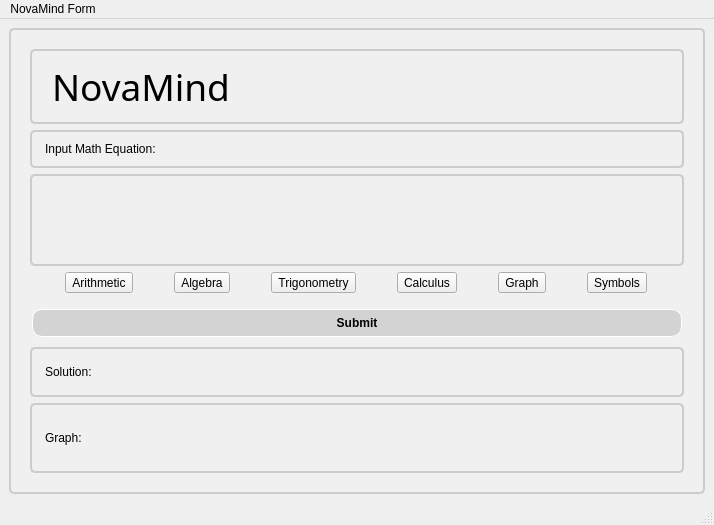
This is mainwindow.ui in Fungi360/NovaMind as Qt 5 draws it before an edit. The edited form follows.
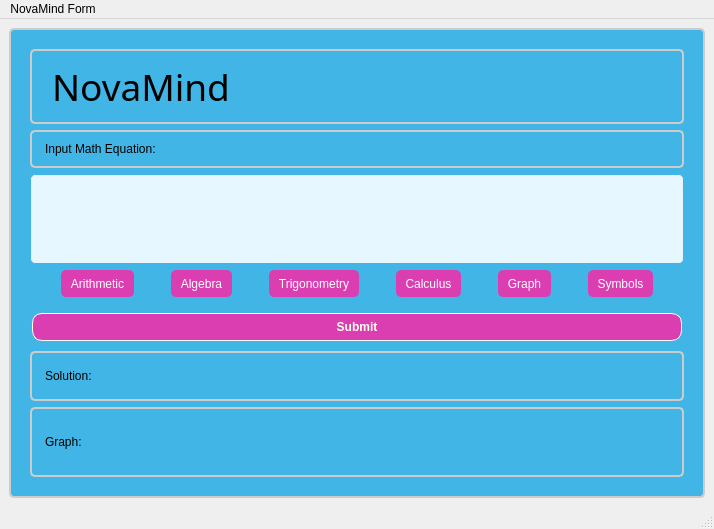
This is the edited form.

```diff
--- a/mainwindow.ui
+++ b/mainwindow.ui
@@ -28,25 +28,31 @@
      <widget class="QFrame" name="Frame">
       <property name="styleSheet">
        <string notr="true">QFrame {
-    background-color: #f0f0f0;
+    background-color: #41b6e6;  /* Primary Blue Background */
     border: 2px solid #ccc;
     padding: 10px;
     border-radius: 5px;
 }
-
-QPushButton {
-    background-color: #4CAF50;
-    border: none;
-    color: white;
-    padding: 10px;
-    text-align: center;
-    text-decoration: none;
-    display: inline-block;
-    font-size: 16px;
-    margin: 4px 2px;
-    cursor: pointer;
-    border-radius: 8px;
-}</string>
+        QPushButton {
+            background-color: #db3eb1;  /* Neon Pink */
+            border: none;
+            color: white;
+            padding: 10px;
+            text-align: center;
+            text-decoration: none;
+            font-size: 16px;
+            margin: 4px 2px;
+            cursor: pointer;
+            border-radius: 8px;
+        }
+        QPushButton:hover {
+            background-color: #db3eb1;  /* Neon Pink */
+        }
+        QTextEdit, QLineEdit {
+            border: 1px solid #41b6e6;  /* Light Blue Border */
+            background-color: #e6f7ff;  /* Light visible color */
+            color: #000000;  /* Black text for better readability */
+        }</string>
       </property>
       <property name="frameShape">
        <enum>QFrame::Shape::StyledPanel</enum>
@@ -63,6 +69,16 @@
            <pointsize>28</pointsize>
           </font>
          </property>
+         <property name="autoFillBackground">
+          <bool>false</bool>
+         </property>
+         <property name="styleSheet">
+          <string notr="true">QLabel{
+        color: #000000;  /* Black */
+        text-align: center;
+        background-color: transparent;
+}</string>
+         </property>
          <property name="text">
           <string>NovaMind</string>
          </property>
@@ -95,6 +111,15 @@
            <property name="text">
             <string>Arithmetic</string>
            </property>
+           <property name="styleSheet">
+            <string notr="true">QToolButton {
+    background-color: #db3eb1;  /* Neon Pink */
+    color: #ffffff;  /* White text */
+    border: none;
+    border-radius: 5px;
+    padding: 5px;
+}</string>
+           </property>
           </widget>
          </item>
          <item>
@@ -102,6 +127,15 @@
            <property name="text">
             <string>Algebra</string>
            </property>
+           <property name="styleSheet">
+            <string notr="true">QToolButton {
+    background-color: #db3eb1;  /* Neon Pink */
+    color: #ffffff;  /* White text */
+    border: none;
+    border-radius: 5px;
+    padding: 5px;
+}</string>
+           </property>
           </widget>
          </item>
          <item>
@@ -109,6 +143,15 @@
            <property name="text">
             <string>Trigonometry</string>
            </property>
+           <property name="styleSheet">
+            <string notr="true">QToolButton {
+    background-color: #db3eb1;  /* Neon Pink */
+    color: #ffffff;  /* White text */
+    border: none;
+    border-radius: 5px;
+    padding: 5px;
+}</string>
+           </property>
           </widget>
          </item>
          <item>
@@ -116,6 +159,15 @@
            <property name="text">
             <string>Calculus</string>
            </property>
+           <property name="styleSheet">
+            <string notr="true">QToolButton {
+    background-color: #db3eb1;  /* Neon Pink */
+    color: #ffffff;  /* White text */
+    border: none;
+    border-radius: 5px;
+    padding: 5px;
+}</string>
+           </property>
           </widget>
          </item>
          <item>
@@ -123,6 +175,15 @@
            <property name="text">
             <string>Graph</string>
            </property>
+           <property name="styleSheet">
+            <string notr="true">QToolButton {
+    background-color: #db3eb1;  /* Neon Pink */
+    color: #ffffff;  /* White text */
+    border: none;
+    border-radius: 5px;
+    padding: 5px;
+}</string>
+           </property>
           </widget>
          </item>
          <item>
@@ -130,6 +191,15 @@
            <property name="text">
             <string>Symbols</string>
            </property>
+           <property name="styleSheet">
+            <string notr="true">QToolButton {
+    background-color: #db3eb1;  /* Neon Pink */
+    color: #ffffff;  /* White text */
+    border: none;
+    border-radius: 5px;
+    padding: 5px;
+}</string>
+           </property>
           </widget>
          </item>
         </layout>
@@ -148,14 +218,17 @@
         <widget class="QPushButton" name="SubmitButton">
          <property name="styleSheet">
           <string notr="true">QPushButton {
-    background-color: #D3D3D3;
-    color: Black;
-    border: 1px solid #FFFFFF;
+    background-color: #db3eb1;  /* Neon Pink */
+    color: #fffff1;  /* White */
+    border: 1px solid #ffffff;  /* White Border */
     border-radius: 10px;
     padding: 6px 10px;
     font-size: 12px;
     font-weight: bold;
-}</string>
+}
+        QPushButton:hover {
+            background-color: #db3eb1;  /* Neon Pink */
+        }</string>
          </property>
          <property name="text">
           <string>Submit</string>
```
Left out of the diff: 5 changed lines with no effect on the pictures.
